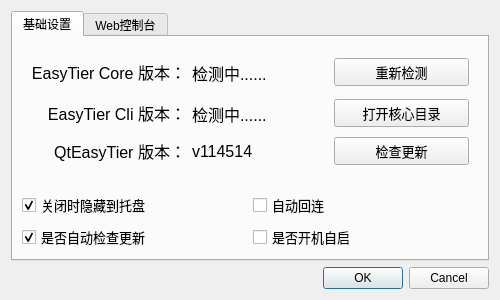
myqfeng/qt-easy-tier, file Qt_UI/setting.ui: the form before one commit.
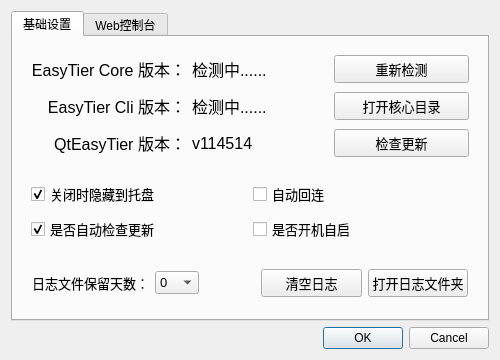
The form after the commit. Icons and pictures are not drawn.

Commit message: feat:完善日志文件管理相关逻辑

What changed in the file:
```diff
--- a/Qt_UI/setting.ui
+++ b/Qt_UI/setting.ui
@@ -7,13 +7,13 @@
     <x>0</x>
     <y>0</y>
     <width>500</width>
-    <height>300</height>
+    <height>360</height>
    </rect>
   </property>
   <property name="minimumSize">
    <size>
     <width>500</width>
-    <height>300</height>
+    <height>360</height>
    </size>
   </property>
   <property name="windowTitle">
@@ -42,8 +42,17 @@
           </font>
          </property>
          <layout class="QGridLayout" name="gridLayout">
+          <property name="verticalSpacing">
+           <number>9</number>
+          </property>
           <item row="6" column="4">
            <widget class="QPushButton" name="newVerPushButton">
+            <property name="sizePolicy">
+             <sizepolicy hsizetype="Preferred" vsizetype="Fixed">
+              <horstretch>0</horstretch>
+              <verstretch>0</verstretch>
+             </sizepolicy>
+            </property>
             <property name="font">
              <font>
               <pointsize>10</pointsize>
@@ -84,7 +93,7 @@
             <property name="minimumSize">
              <size>
               <width>0</width>
-              <height>35</height>
+              <height>0</height>
              </size>
             </property>
             <property name="maximumSize">
@@ -109,7 +118,7 @@
             <property name="minimumSize">
              <size>
               <width>0</width>
-              <height>35</height>
+              <height>0</height>
              </size>
             </property>
             <property name="maximumSize">
@@ -145,7 +154,7 @@
             <property name="minimumSize">
              <size>
               <width>0</width>
-              <height>35</height>
+              <height>0</height>
              </size>
             </property>
             <property name="maximumSize">
@@ -191,8 +200,12 @@
          </layout>
         </widget>
        </item>
-       <item>
+       <item alignment="Qt::AlignmentFlag::AlignVCenter">
+        <widget class="QWidget" name="" native="true">
         <layout class="QGridLayout" name="gridLayout_2">
+          <property name="verticalSpacing">
+           <number>9</number>
+          </property>
          <item row="0" column="1">
           <widget class="QCheckBox" name="autoRuncheckBox">
            <property name="font">
@@ -208,15 +221,18 @@
            </property>
           </widget>
          </item>
-         <item row="3" column="1">
-          <widget class="QCheckBox" name="autoStartCheckBox">
+          <item row="1" column="0">
+           <widget class="QCheckBox" name="autoUpdateCheckBox">
            <property name="font">
             <font>
              <pointsize>10</pointsize>
             </font>
            </property>
            <property name="text">
-            <string>是否开机自启</string>
+             <string>是否自动检查更新</string>
+            </property>
+            <property name="checked">
+             <bool>true</bool>
            </property>
           </widget>
          </item>
@@ -235,22 +251,102 @@
            </property>
           </widget>
          </item>
-         <item row="3" column="0">
-          <widget class="QCheckBox" name="autoUpdateCheckBox">
+          <item row="1" column="1">
+           <widget class="QCheckBox" name="autoStartCheckBox">
            <property name="font">
             <font>
              <pointsize>10</pointsize>
             </font>
            </property>
            <property name="text">
-            <string>是否自动检查更新</string>
-           </property>
-           <property name="checked">
-            <bool>true</bool>
-           </property>
-          </widget>
-         </item>
-        </layout>
+             <string>是否开机自启</string>
+            </property>
+           </widget>
+          </item>
+         </layout>
+        </widget>
+       </item>
+       <item alignment="Qt::AlignmentFlag::AlignVCenter">
+        <widget class="QWidget" name="gridWidget" native="true">
+         <layout class="QGridLayout" name="gridLayout_6">
+          <property name="leftMargin">
+           <number>10</number>
+          </property>
+          <property name="rightMargin">
+           <number>10</number>
+          </property>
+          <item row="0" column="0" alignment="Qt::AlignmentFlag::AlignRight">
+           <widget class="QLabel" name="label_10">
+            <property name="font">
+             <font>
+              <pointsize>10</pointsize>
+             </font>
+            </property>
+            <property name="text">
+             <string>日志文件保留天数：</string>
+            </property>
+           </widget>
+          </item>
+          <item row="0" column="1" alignment="Qt::AlignmentFlag::AlignLeft">
+           <widget class="QComboBox" name="logRetentionDaysBox">
+            <property name="font">
+             <font>
+              <pointsize>10</pointsize>
+             </font>
+            </property>
+            <item>
+             <property name="text">
+              <string>0</string>
+             </property>
+            </item>
+            <item>
+             <property name="text">
+              <string>3</string>
+             </property>
+            </item>
+            <item>
+             <property name="text">
+              <string>7</string>
+             </property>
+            </item>
+            <item>
+             <property name="text">
+              <string>14</string>
+             </property>
+            </item>
+            <item>
+             <property name="text">
+              <string>30</string>
+             </property>
+            </item>
+           </widget>
+          </item>
+          <item row="0" column="2">
+           <widget class="QPushButton" name="clearLogBtn">
+            <property name="font">
+             <font>
+              <pointsize>10</pointsize>
+             </font>
+            </property>
+            <property name="text">
+             <string>清空日志</string>
+            </property>
+           </widget>
+          </item>
+          <item row="0" column="3">
+           <widget class="QPushButton" name="openLogDirBtn">
+            <property name="font">
+             <font>
+              <pointsize>10</pointsize>
+             </font>
+            </property>
+            <property name="text">
+             <string>打开日志文件夹</string>
+            </property>
+           </widget>
+          </item>
+         </layout>
+        </widget>
        </item>
       </layout>
      </widget>
```
Left out of the diff: 22 changed lines with no effect on the pictures. Lines whose indentation alone changed are shown as unchanged. The commit also changes 2 other files.
